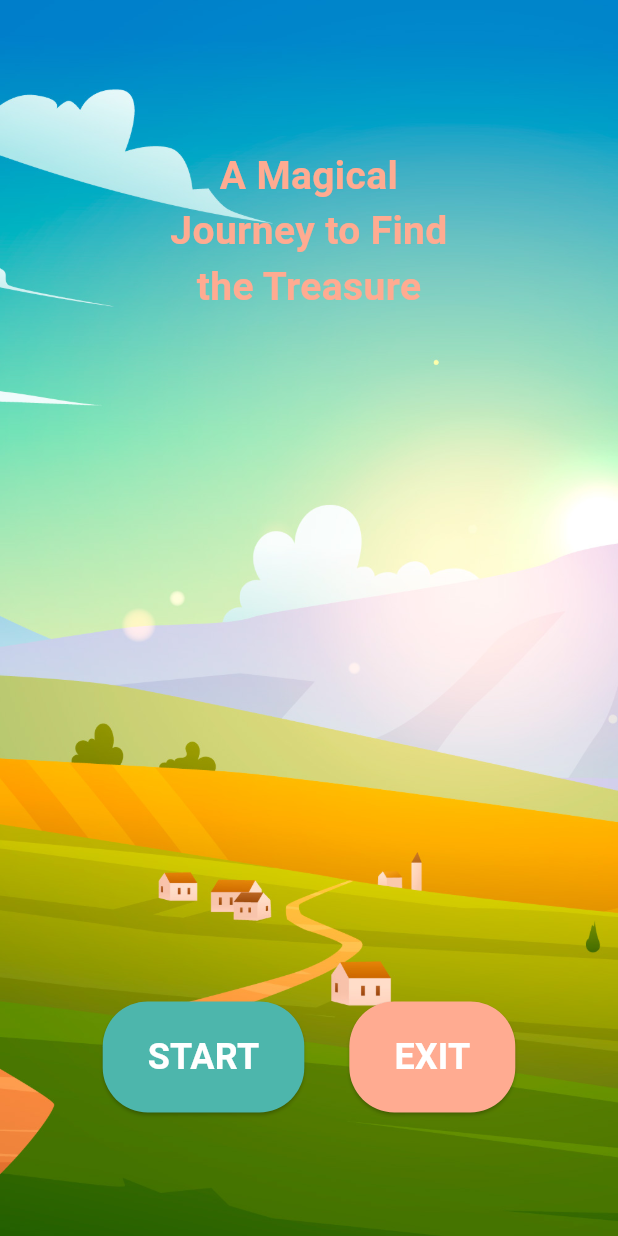
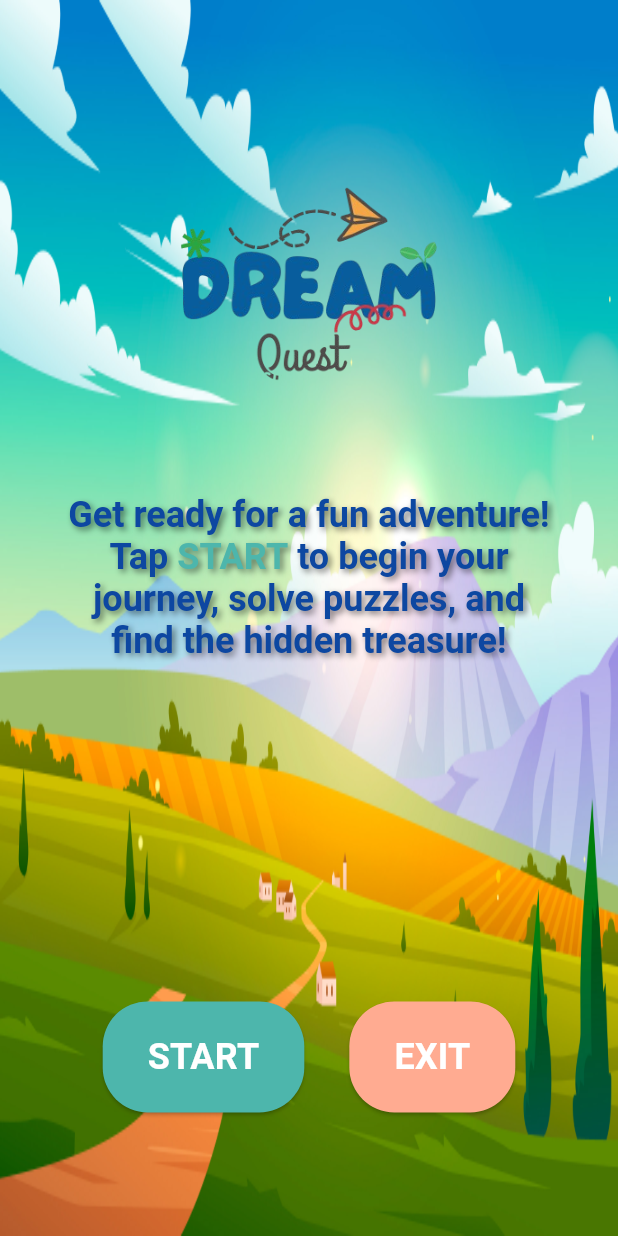
Before and after one commit to MinahilNaseer/DREAM, a Flutter app: the GameMainScreen screen opened directly, on a phone screen of 412 x 824 dp. Run offline on Flutter 3.47's test engine with Material 3 defaults, Android fonts, the phone set to English and light mode, and no system bars; missing offline and left inert: flame.

Commit message:
modifying the main game screen and adding  prompts

```diff
--- a/lib/game/gamemainscreen.dart
+++ b/lib/game/gamemainscreen.dart
@@ -13,40 +13,64 @@ class _GameMainScreenState extends State<GameMainScreen> {
     return Scaffold(
       body: Stack(
         children: [
-          // Image Background
           Positioned.fill(
             child: Image.asset(
-              'assets/play/game-background.jpg',  // Replace with your image path
-              fit: BoxFit.cover,  // Make sure the image fills the screen
+              'assets/play/game-background.jpg',
+              fit: BoxFit.fill,
             ),
           ),
-
-          // Game Title Logo and Text
           Positioned(
-            top: MediaQuery.of(context).size.height * 0.12,  // Adjusted for better visibility
-            left: MediaQuery.of(context).size.width * 0.25,
-            right: MediaQuery.of(context).size.width * 0.25,
+            top: MediaQuery.of(context).size.height * 0.05,
+            left: MediaQuery.of(context).size.width * 0.1,
+            right: MediaQuery.of(context).size.width * 0.1,
             child: Column(
               children: [
-                Text(
-                  'A Magical Journey to Find the Treasure',
-                  style: TextStyle(
-                    fontSize: 26,
-                    color: Color(0xFFFFAB91),
-                    fontWeight: FontWeight.bold,
-                  ),
-                  textAlign: TextAlign.center,
+                Image.asset(
+                  'assets/images/game_logo.png',
+                  height: 300,
+                  width: 300,
                 ),
-                /*
-                Image.asset(
-                  'assets/icons/DREAM_Quest_logo.png',  // Your logo path
-                  height: 400,  // Adjust the size of the logo as needed
-                ),*/
               ],
             ),
           ),
-
-          // Buttons Row (Start and Exit)
+          Positioned(
+            top: MediaQuery.of(context).size.height * 0.4,
+            left: MediaQuery.of(context).size.width * 0.1,
+            right: MediaQuery.of(context).size.width * 0.1,
+            child: RichText(
+              textAlign: TextAlign.center,
+              text: TextSpan(
+                style: TextStyle(
+                  fontSize: 24,
+                  color: const Color(0xFF0D47A1),
+                  fontWeight: FontWeight.w600,
+                  shadows: [
+                    Shadow(
+                      blurRadius: 5.0,
+                      color: Colors.black.withOpacity(0.5),
+                      offset: const Offset(2.0, 2.0),
+                    ),
+                  ],
+                ),
+                children: const [
+                  TextSpan(
+                    text: 'Get ready for a fun adventure! Tap ',
+                  ),
+                  TextSpan(
+                    text: 'START',
+                    style: TextStyle(
+                      fontWeight: FontWeight.bold,
+                      color: Color(0xFF4DB6AC),
+                    ),
+                  ),
+                  TextSpan(
+                    text:
+                        ' to begin your journey, solve puzzles, and find the hidden treasure!',
+                  ),
+                ],
+              ),
+            ),
+          ),
           Positioned(
             bottom: MediaQuery.of(context).size.height * 0.10,
             left: 0,
@@ -54,11 +78,10 @@ class _GameMainScreenState extends State<GameMainScreen> {
             child: Row(
               mainAxisAlignment: MainAxisAlignment.center,
               children: [
-                // Start Button
                 ElevatedButton(
                   onPressed: () {
-                    print("start button clicked");
-                    // Add functionality to start the game
+                    //print("start button clicked");
+
                     Navigator.push(
                       context,
                       MaterialPageRoute(
@@ -67,13 +90,13 @@ class _GameMainScreenState extends State<GameMainScreen> {
                     );
                   },
                   style: ElevatedButton.styleFrom(
-                    padding: EdgeInsets.symmetric(horizontal: 30, vertical: 20),
-                    backgroundColor: Color(0xFF4DB6AC),  // Soft turquoise color matching the theme
+                    padding: const EdgeInsets.symmetric(horizontal: 30, vertical: 20),
+                    backgroundColor: const Color(0xFF4DB6AC),
                     shape: RoundedRectangleBorder(
                       borderRadius: BorderRadius.circular(30),
                     ),
                   ),
-                  child: Text(
+                  child: const Text(
                     'START',
                     style: TextStyle(
                       fontSize: 24,
@@ -82,15 +105,14 @@ class _GameMainScreenState extends State<GameMainScreen> {
                     ),
                   ),
                 ),
-                SizedBox(width: 30),  // Space between the buttons
-                // Exit Button
+                SizedBox(width: 30),
                 ElevatedButton(
                   onPressed: () {
-                    // Add functionality to exit the game
+                    Navigator.pop(context);
                   },
                   style: ElevatedButton.styleFrom(
                     padding: EdgeInsets.symmetric(horizontal: 30, vertical: 20),
-                    backgroundColor: Color(0xFFFFAB91),  // Soft coral color matching the logo's warm colors
+                    backgroundColor: Color(0xFFFFAB91),
                     shape: RoundedRectangleBorder(
                       borderRadius: BorderRadius.circular(30),
                     ),
--- a/pubspec.yaml
+++ b/pubspec.yaml
@@ -65,7 +65,7 @@ flutter:
   assets:
       - assets/icons/
       - assets/images/
-
+      - assets/videos/
       - assets/play/
   #   - images/a_dot_burr.jpeg
   #   - images/a_dot_ham.jpeg
```
Also changed, not shown: lib/game/scenicgame.dart (+64 -5 lines), assets/images/game_logo.png (added), assets/videos/Tap.gif (added).
